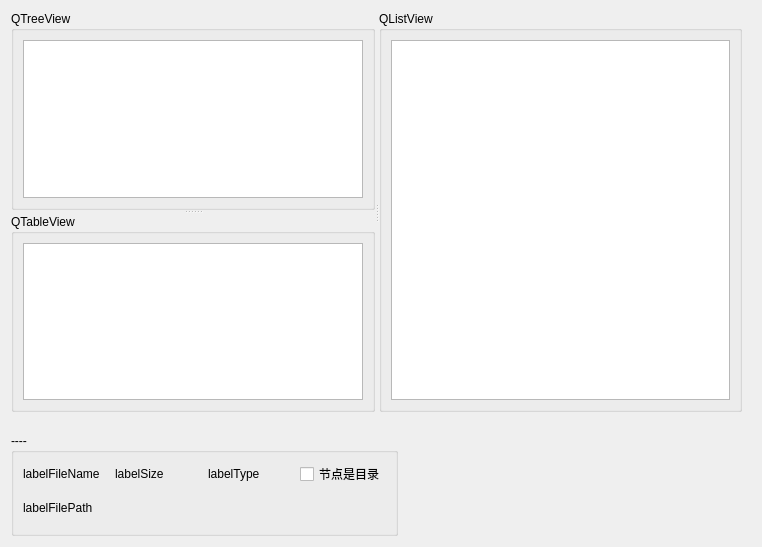
This is zero2one/FileSystemModel/widget.ui in NilEra-K/QT6_2 as Qt 5 draws it before an edit. The edited form follows.
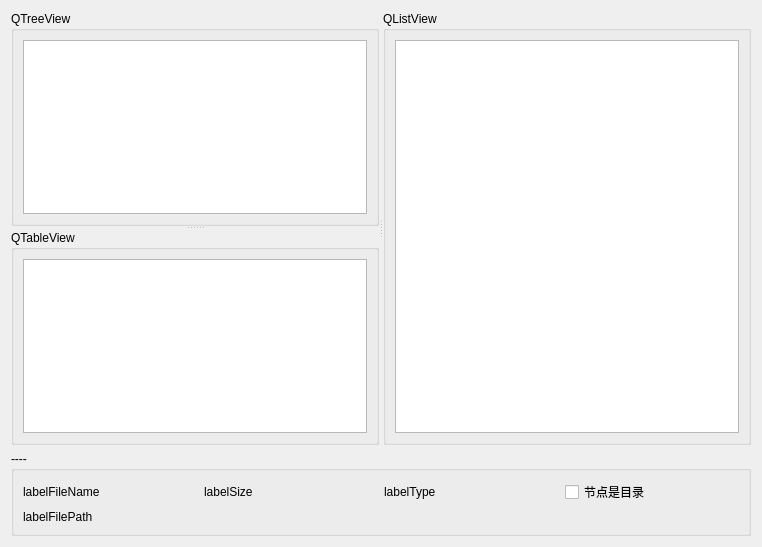
This is the edited form.

```diff
--- a/zero2one/FileSystemModel/widget.ui
+++ b/zero2one/FileSystemModel/widget.ui
@@ -13,15 +13,51 @@
   <property name="windowTitle">
    <string>FileSystemModel</string>
   </property>
+  <layout class="QVBoxLayout" name="verticalLayout_4">
+   <item>
+    <widget class="QSplitter" name="splitter_2">
+     <property name="orientation">
+      <enum>Qt::Horizontal</enum>
+     </property>
+     <widget class="QSplitter" name="splitter">
+      <property name="orientation">
+       <enum>Qt::Vertical</enum>
+      </property>
+      <widget class="QGroupBox" name="groupBox">
+       <property name="title">
+        <string>QTreeView</string>
+       </property>
+       <layout class="QVBoxLayout" name="verticalLayout">
+        <item>
+         <widget class="QTreeView" name="treeView"/>
+        </item>
+       </layout>
+      </widget>
+      <widget class="QGroupBox" name="groupBox_2">
+       <property name="title">
+        <string>QTableView</string>
+       </property>
+       <layout class="QVBoxLayout" name="verticalLayout_2">
+        <item>
+         <widget class="QTableView" name="tableView"/>
+        </item>
+       </layout>
+      </widget>
+     </widget>
+     <widget class="QGroupBox" name="groupBox_3">
+      <property name="title">
+       <string>QListView</string>
+      </property>
+      <layout class="QVBoxLayout" name="verticalLayout_3">
+       <item>
+        <widget class="QListView" name="listView"/>
+       </item>
+      </layout>
+     </widget>
+    </widget>
+   </item>
+   <item>
   <widget class="QGroupBox" name="groupBox_4">
-   <property name="geometry">
-    <rect>
-     <x>11</x>
-     <y>433</y>
-     <width>387</width>
-     <height>103</height>
-    </rect>
-   </property>
    <property name="title">
     <string>----</string>
    </property>
@@ -63,54 +99,8 @@
     </item>
    </layout>
   </widget>
-  <widget class="QSplitter" name="splitter_2">
-   <property name="geometry">
-    <rect>
-     <x>11</x>
-     <y>11</y>
-     <width>731</width>
-     <height>401</height>
-    </rect>
-   </property>
-   <property name="orientation">
-    <enum>Qt::Horizontal</enum>
-   </property>
-   <widget class="QSplitter" name="splitter">
-    <property name="orientation">
-     <enum>Qt::Vertical</enum>
-    </property>
-    <widget class="QGroupBox" name="groupBox">
-     <property name="title">
-      <string>QTreeView</string>
-     </property>
-     <layout class="QVBoxLayout" name="verticalLayout">
-      <item>
-       <widget class="QTreeView" name="treeView"/>
-      </item>
-     </layout>
-    </widget>
-    <widget class="QGroupBox" name="groupBox_2">
-     <property name="title">
-      <string>QTableView</string>
-     </property>
-     <layout class="QVBoxLayout" name="verticalLayout_2">
-      <item>
-       <widget class="QTableView" name="tableView"/>
-      </item>
-     </layout>
-    </widget>
-   </widget>
-   <widget class="QGroupBox" name="groupBox_3">
-    <property name="title">
-     <string>QListView</string>
-    </property>
-    <layout class="QVBoxLayout" name="verticalLayout_3">
-     <item>
-      <widget class="QListView" name="listView"/>
-     </item>
-    </layout>
-   </widget>
-  </widget>
+   </item>
+  </layout>
  </widget>
  <resources/>
  <connections/>
```
Left out of the diff: 37 changed lines with no effect on the pictures. Lines whose indentation alone changed are shown as unchanged.
